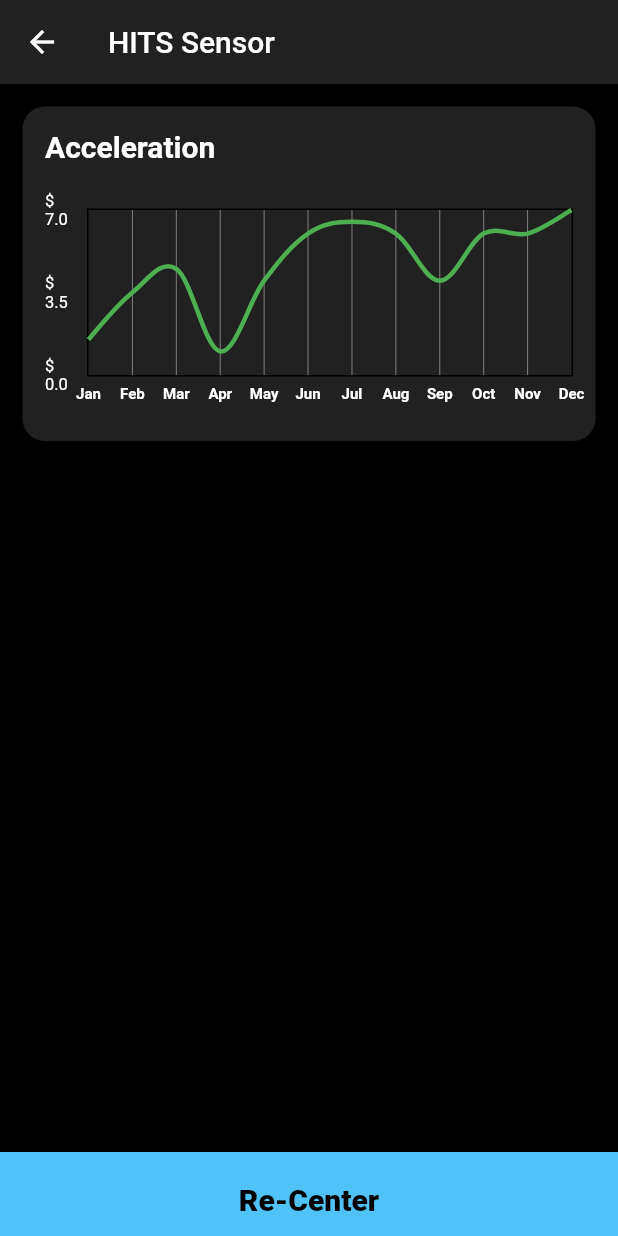
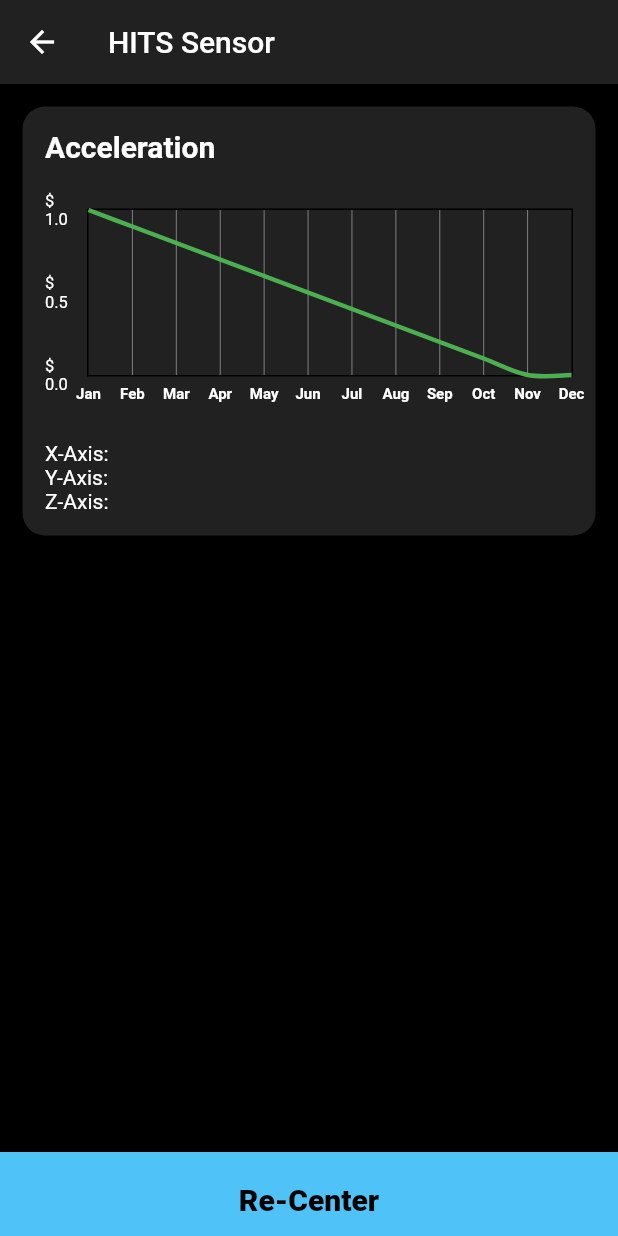
Before and after one commit to davidmhunt3/HITS_Bluetooth_Demo, a Flutter app: the DeviceScreen screen opened directly, on a phone screen of 412 x 824 dp. Run offline on Flutter 3.47's test engine with Material 2 defaults, Android fonts, the phone set to English and light mode, and no system bars; drawn by our look-alikes of fl_chart.

Commit message:
final updates for the day

```diff
--- a/hits_bluetooth_demo/lib/Chart.dart
+++ b/hits_bluetooth_demo/lib/Chart.dart
@@ -18,18 +18,18 @@ class _ChartState extends State<Chart> {
           lineBarsData: [
             LineChartBarData(
               spots: [
-                FlSpot(0, 1.5),
-                FlSpot(1, 3.5),
-                FlSpot(2, 4.5),
-                FlSpot(3, 1),
-                FlSpot(4, 4),
-                FlSpot(5, 6),
-                FlSpot(6, 6.5),
-                FlSpot(7, 6),
-                FlSpot(8, 4),
-                FlSpot(9, 6),
-                FlSpot(10, 6),
-                FlSpot(11, 7),
+                FlSpot(0, 1),
+                FlSpot(1, .9),
+                FlSpot(2, .8),
+                FlSpot(3, .7),
+                FlSpot(4, .6),
+                FlSpot(5, .5),
+                FlSpot(6, .4),
+                FlSpot(7, .3),
+                FlSpot(8, .2),
+                FlSpot(9, .1),
+                FlSpot(10, 0),
+                FlSpot(11, 0),
               ],
               isCurved: true,
               barWidth: 3,
@@ -82,7 +82,9 @@ class _ChartState extends State<Chart> {
             leftTitles: SideTitles(
               showTitles: true,
               textStyle: TextStyle(color: Colors.white, fontSize: 11.0),
+              interval: .5,
               getTitles: (value) {
+                print(value);
                 return '\$ ${value + 0}';
               },
             ),
--- a/hits_bluetooth_demo/lib/screens/Device_Screen.dart
+++ b/hits_bluetooth_demo/lib/screens/Device_Screen.dart
@@ -59,7 +59,13 @@ class _DeviceScreenState extends State<DeviceScreen> {
                 SizedBox.fromSize(
                   size: Size(double.infinity, 30),
                 ),
-                Chart()
+                Chart(),
+                SizedBox.fromSize(
+                  size: Size(double.infinity, 15),
+                ),
+                Text('X-Axis: '),
+                Text('Y-Axis: '),
+                Text('Z-Axis: ')
               ],
             ),
           ),
```
